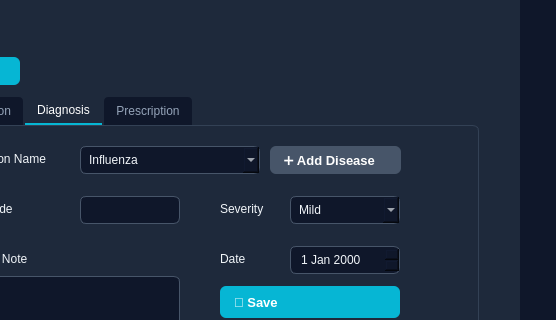
This is DoctorWindow.ui in pvz2nghiaaa/HospitalManagement as Qt 5 draws it before an edit; both pictures show x 671 to 1227 and y 143 to 463 of the 1227 by 736 pixel window. The edited form follows.
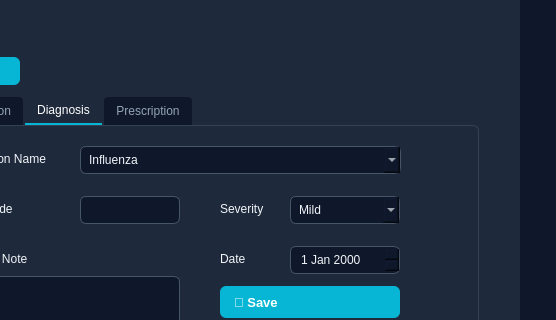
This is the edited form. The open tabs and pages were chosen to show the change. Icons and pictures are not drawn.

Commit message: fixed diagnosis, search for doctor

The edit to the form file:
```diff
--- a/DoctorWindow.ui
+++ b/DoctorWindow.ui
@@ -612,7 +612,7 @@
           <rect>
            <x>140</x>
            <y>20</y>
-           <width>180</width>
+           <width>321</width>
            <height>28</height>
           </rect>
          </property>
@@ -632,19 +632,6 @@
           </property>
          </item>
         </widget>
-        <widget class="QPushButton" name="btnNewDisease">
-         <property name="geometry">
-          <rect>
-           <x>330</x>
-           <y>20</y>
-           <width>131</width>
-           <height>28</height>
-          </rect>
-         </property>
-         <property name="text">
-          <string>➕ Add Disease</string>
-         </property>
-        </widget>
         <widget class="QLabel" name="label_8">
          <property name="geometry">
           <rect>
```
Left out of the diff: 4 changed lines with no effect on the pictures. The commit also changes 7 other files.
